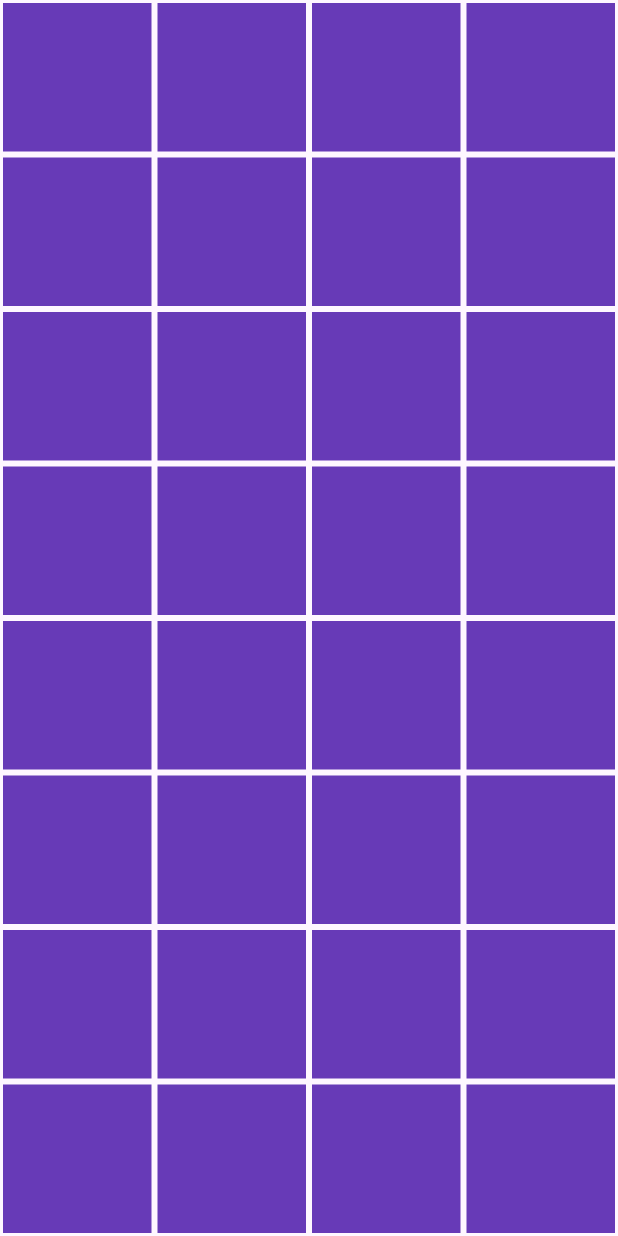
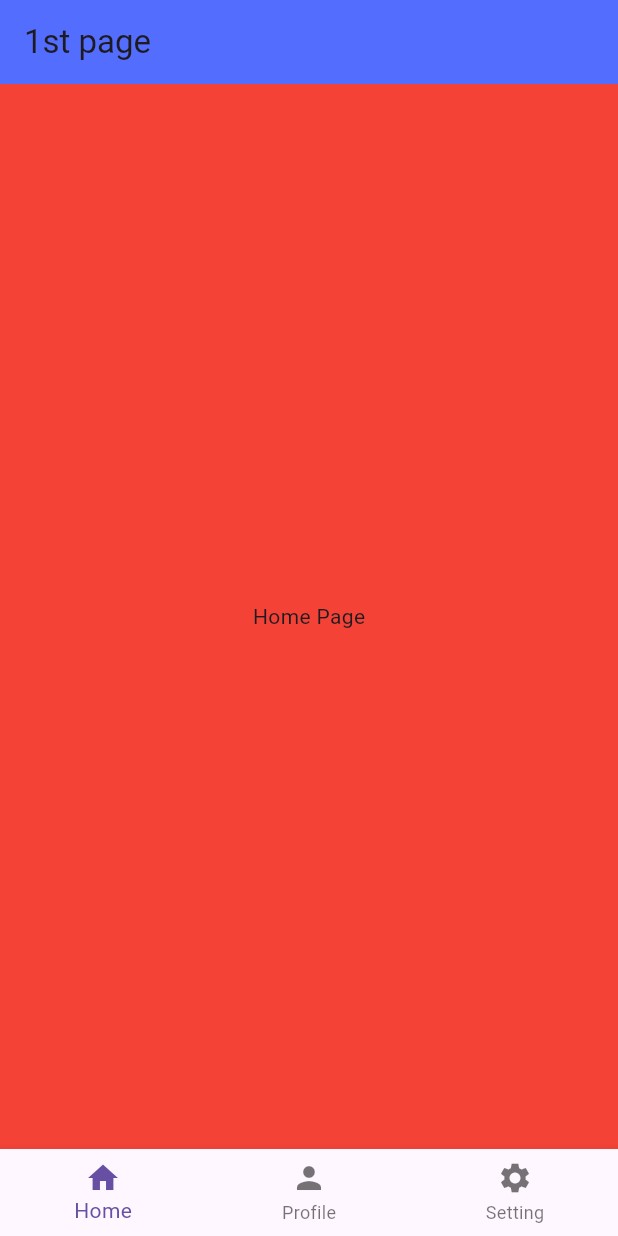
Before and after one commit to emon22830/Flutter_Koko, a Flutter app: the screen it shows after launch, on a phone screen of 412 x 824 dp. Run offline on Flutter 3.47's test engine with Material 3 defaults, Android fonts, the phone set to English and light mode, and no system bars.

Commit message:
62 min out of 664 min

```diff
--- a/lib/main.dart
+++ b/lib/main.dart
@@ -2,13 +2,16 @@
 import 'package:flutter/cupertino.dart';
 import 'package:flutter/material.dart';
 import 'package:flutter/widgets.dart';
+import 'package:flutter_koko/pages/first_page.dart';
+import 'package:flutter_koko/pages/home_page.dart';
+import 'package:flutter_koko/pages/setting_page.dart';
 
 void main() {
   runApp(MyApp());
 }
 
 class MyApp extends StatelessWidget {
-  MyApp({super.key});
+   MyApp ({super.key});
 
   List<String> friendList = ['Emon', 'Arif', 'Hridoy'];
 
@@ -16,7 +19,13 @@ class MyApp extends StatelessWidget {
   Widget build(BuildContext context) {
     return MaterialApp(
       debugShowCheckedModeBanner: false,
-      home: Scaffold(
+      home: FirstPage(),
+      routes: {
+        '/firstpage': (context) => FirstPage(),
+        '/homepage': (context) => HomePage(),
+        '/settingpage': (context) => Setting(),
+      },
+    );
         // backgroundColor: Colors.deepPurple[200],
         // appBar: AppBar(
         //   backgroundColor: Colors.indigoAccent,
@@ -94,17 +103,17 @@ class MyApp extends StatelessWidget {
         //   ),
         //   ),
 
-        body: GridView.builder(
-            itemCount: 64,
-            gridDelegate:
-                SliverGridDelegateWithFixedCrossAxisCount(crossAxisCount: 4),
-            itemBuilder: (context, index) =>
-                Container(
-                    color: Colors.deepPurple,
-                    margin:EdgeInsets.all(2),
-                ),
-        ),
-      ),
-    );
+        // body: GridView.builder(
+        //     itemCount: 64,
+        //     gridDelegate:
+        //         SliverGridDelegateWithFixedCrossAxisCount(crossAxisCount: 4),
+        //     itemBuilder: (context, index) =>
+        //         Container(
+        //             color: Colors.deepPurple,
+        //             margin:EdgeInsets.all(2),
+        //         ),
+        // ),
+
+
   }
 }
--- /dev/null
+++ b/lib/pages/first_page.dart
@@ -0,0 +1,91 @@
+import 'package:flutter/material.dart';
+import 'package:flutter_koko/pages/home_page.dart';
+import 'package:flutter_koko/pages/profile.dart';
+import 'package:flutter_koko/pages/second_page.dart';
+import 'package:flutter_koko/pages/setting_page.dart';
+
+class FirstPage extends StatefulWidget {
+ FirstPage({super.key});
+
+  @override
+  State<FirstPage> createState() => _FirstPageState();
+}
+
+class _FirstPageState extends State<FirstPage> {
+ int _selectedIndex = 0;
+
+ void _navigateBottomBar(int index) {
+   setState(() {
+     _selectedIndex = index;
+   });
+ }
+
+  final List _pages = [
+    HomePage(),
+
+    ProfilePage(),
+
+    Setting(),
+
+  ];
+
+  @override
+  Widget build(BuildContext context) {
+    return Scaffold(
+      body: _pages[_selectedIndex],
+      appBar: AppBar(
+        backgroundColor: Colors.indigoAccent,
+        title: Text('1st page'),
+      ),
+
+      bottomNavigationBar: BottomNavigationBar(
+        currentIndex: _selectedIndex,
+        onTap: _navigateBottomBar,
+        items: [
+          BottomNavigationBarItem(
+            icon: Icon(Icons.home),
+            label: 'Home'
+          ),
+          BottomNavigationBarItem(
+              icon: Icon(Icons.person),
+              label: 'Profile'
+          ),
+          BottomNavigationBarItem(
+              icon: Icon(Icons.settings),
+              label: 'Setting'
+          ),
+        ],
+      ),
+
+      // drawer: Drawer(
+      //   backgroundColor: Colors.lightBlue,
+      //   child: Column(
+      //     children: [
+      //       DrawerHeader(
+      //         child: Icon(
+      //           Icons.favorite,
+      //           size: 40,
+      //         ),
+      //       ),
+      //       ListTile(
+      //         leading: Icon(Icons.home),
+      //         title: Text("H O M E"),
+      //         onTap: () {
+      //           Navigator.pop(context);
+      //           Navigator.pushNamed(context, '/homepage');
+      //         },
+      //       ),
+      //       ListTile(
+      //         leading: Icon(Icons.settings),
+      //         title: Text("Setting"),
+      //         onTap: () {
+      //           Navigator.pushNamed(context, '/settingpage');
+      //         },
+      //       ),
+      //
+      //     ],
+      //   ),
+      // ),
+    );
+  }
+}
--- /dev/null
+++ b/lib/pages/home_page.dart
@@ -0,0 +1,15 @@
+import 'package:flutter/material.dart';
+
+class HomePage extends StatelessWidget {
+  const HomePage({super.key});
+
+  @override
+  Widget build(BuildContext context) {
+    return Scaffold(
+      backgroundColor: Colors.red,
+      body: Center(
+        child: Text('Home Page'),
+      ),
+    );
+  }
+}
--- /dev/null
+++ b/lib/pages/profile.dart
@@ -0,0 +1,14 @@
+import 'package:flutter/material.dart';
+
+class ProfilePage extends StatelessWidget {
+  const ProfilePage({super.key});
+
+  @override
+  Widget build(BuildContext context) {
+    return Scaffold(
+      body: Center(
+        child: Text('Profile Page'),
+      ),
+    );
+  }
+}
--- /dev/null
+++ b/lib/pages/second_page.dart
@@ -0,0 +1,15 @@
+import 'package:flutter/material.dart';
+
+class SecondPage extends StatelessWidget {
+  const SecondPage({super.key});
+
+  @override
+  Widget build(BuildContext context) {
+    return Scaffold(
+      appBar: AppBar(
+        backgroundColor: Colors.green,
+        title: Text('2nd page'),
+      ),
+    );
+  }
+}
--- /dev/null
+++ b/lib/pages/setting_page.dart
@@ -0,0 +1,14 @@
+import 'package:flutter/material.dart';
+
+class Setting extends StatelessWidget {
+  const Setting({super.key});
+
+  @override
+  Widget build(BuildContext context) {
+    return Scaffold(
+      body: Center(
+        child: Text('Setting Page'),
+      ),
+    );
+  }
+}
```
